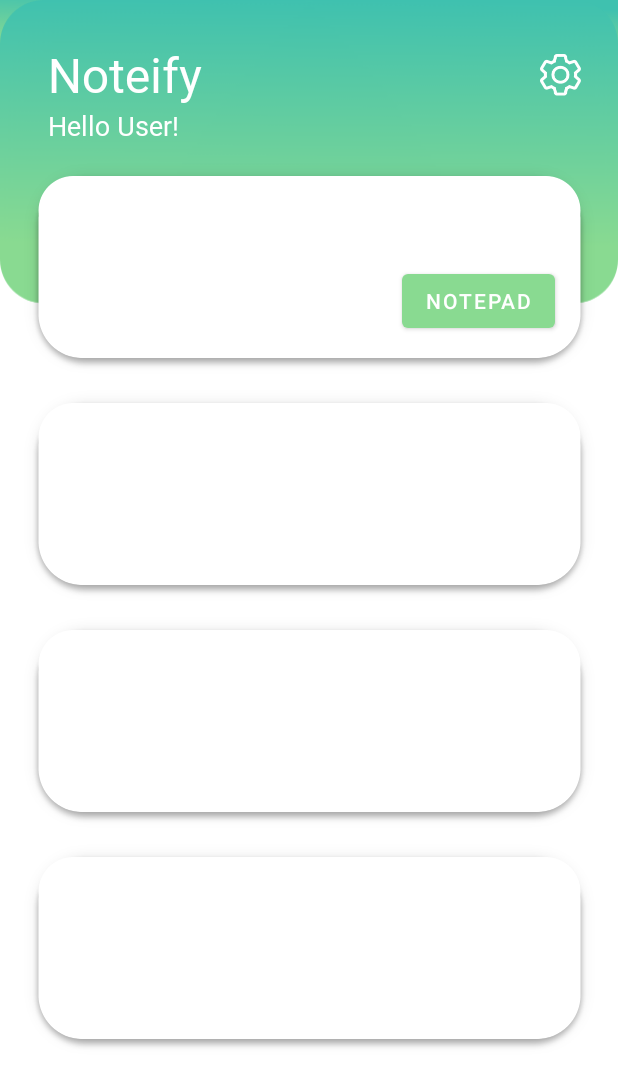
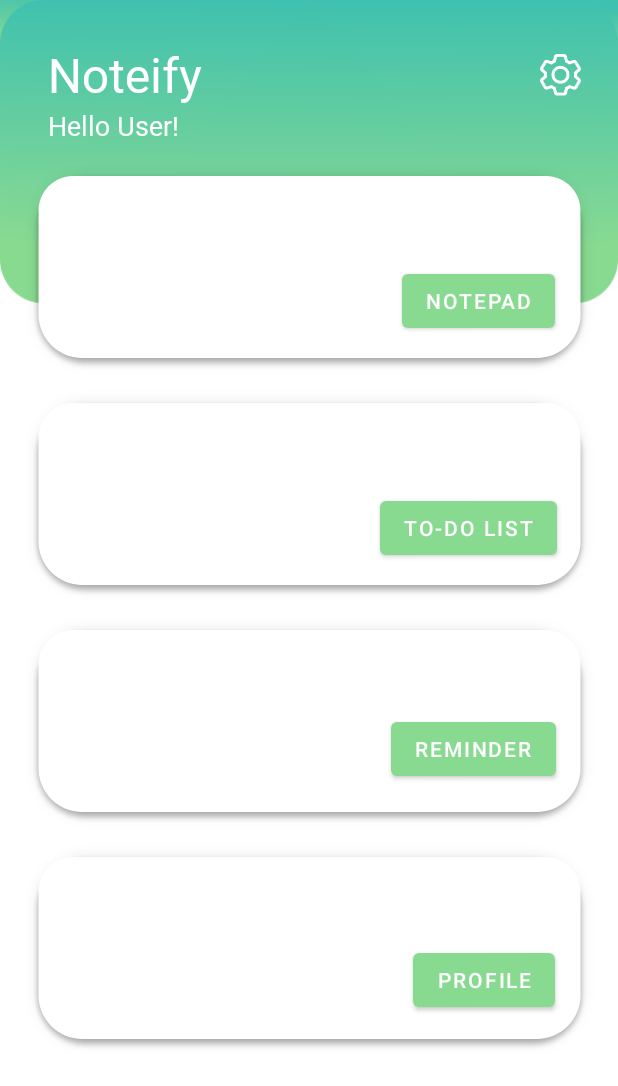
Before and after one commit to gayahsan/NOTIFY-MAD-PROJECT, an Android app: the screen it shows after launch (MainActivity), on a phone screen of 412 x 824 dp. Shown: the top 1086 px of the screen. Run offline under Robolectric (Android 15) with nearby library versions, the phone set to English and light mode, and no system bars.

Commit message:
Buttons - HomePage Commit 03/18

```diff
--- a/app/src/main/res/layout/activity_main.xml
+++ b/app/src/main/res/layout/activity_main.xml
@@ -107,4 +107,48 @@
         app:layout_constraintTop_toTopOf="@+id/button_card"
         app:layout_constraintVertical_bias="1.0" />
 
+    <Button
+        android:id="@+id/btnTodoList"
+        android:layout_width="wrap_content"
+        android:layout_height="wrap_content"
+        android:layout_marginStart="243dp"
+        android:layout_marginTop="73dp"
+        android:layout_marginEnd="32dp"
+        android:layout_marginBottom="30dp"
+        android:text="@string/btn_to_do_list"
+        app:layout_constraintBottom_toBottomOf="@+id/button_card2"
+        app:layout_constraintEnd_toEndOf="@+id/button_card2"
+        app:layout_constraintStart_toStartOf="@+id/button_card2"
+        app:layout_constraintTop_toTopOf="@+id/button_card2" />
+
+    <Button
+        android:id="@+id/btnNotepad3"
+        android:layout_width="wrap_content"
+        android:layout_height="wrap_content"
+        android:layout_marginStart="251dp"
+        android:layout_marginTop="69dp"
+        android:layout_marginEnd="31dp"
+        android:layout_marginBottom="34dp"
+        android:text="@string/reminder"
+        app:layout_constraintBottom_toBottomOf="@+id/button_card3"
+        app:layout_constraintEnd_toEndOf="@+id/button_card3"
+        app:layout_constraintHorizontal_bias="1.0"
+        app:layout_constraintStart_toStartOf="@+id/button_card3"
+        app:layout_constraintTop_toTopOf="@+id/button_card3"
+        app:layout_constraintVertical_bias="1.0" />
+
+    <Button
+        android:id="@+id/btn_profile"
+        android:layout_width="wrap_content"
+        android:layout_height="wrap_content"
+        android:layout_marginStart="264dp"
+        android:layout_marginTop="72dp"
+        android:layout_marginEnd="32dp"
+        android:layout_marginBottom="31dp"
+        android:text="@string/btn_profile"
+        app:layout_constraintBottom_toBottomOf="@+id/button_card4"
+        app:layout_constraintEnd_toEndOf="@+id/button_card4"
+        app:layout_constraintStart_toStartOf="@+id/button_card4"
+        app:layout_constraintTop_toTopOf="@+id/button_card4" />
+
 </androidx.constraintlayout.widget.ConstraintLayout>
--- a/app/src/main/res/values/strings.xml
+++ b/app/src/main/res/values/strings.xml
@@ -6,4 +6,7 @@
     <string name="settings">settings</string>
     <string name="button_card">button_card</string>
     <string name="btn_notepad">Notepad</string>
+    <string name="btn_to_do_list">To-do List</string>
+    <string name="reminder">reminder</string>
+    <string name="btn_profile">profile</string>
 </resources>
```
